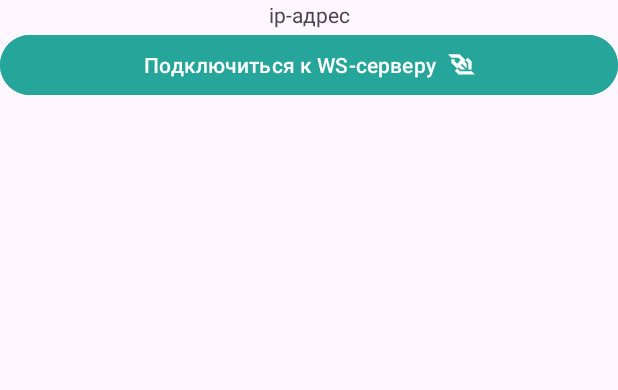
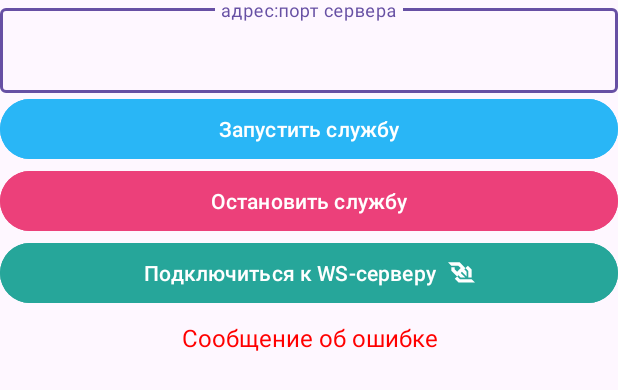
Before and after one commit to aakumykov/selected_text_web_search, an Android app: the layout activity_server.xml on its own in the app's theme, with its tools: preview values and no code run, on a phone screen of 412 x 824 dp. Shown: the top 390 px of the screen. Run offline under Robolectric (Android 15) with nearby library versions, the phone set to English and light mode, and no system bars.

Commit message:
Служба получает ip и порт через Intent, пользователь может менять их в интерфейсе.

```diff
--- a/ktor_server/src/main/res/layout/activity_server.xml
+++ b/ktor_server/src/main/res/layout/activity_server.xml
@@ -8,28 +8,33 @@
     android:orientation="vertical"
     tools:context=".ServerActivity" >
 
-    <TextView
-        android:id="@+id/ipAddressView"
+    <com.google.android.material.textfield.TextInputLayout
         android:layout_width="match_parent"
-        android:layout_height="wrap_content"
-        android:textAlignment="center"
-        android:text="ip-адрес" />
+        android:layout_height="wrap_content">
+
+        <com.google.android.material.textfield.TextInputEditText
+            android:id="@+id/serverAddressInput"
+            android:layout_width="match_parent"
+            android:layout_height="wrap_content"
+            android:gravity="center_horizontal"
+            android:hint="адрес:порт сервера" />
+
+    </com.google.android.material.textfield.TextInputLayout>
+
 
     <Button
         android:id="@+id/startServiceButton"
         android:layout_width="match_parent"
         android:layout_height="wrap_content"
         android:backgroundTint="#29B6F6"
-        android:text="Запустить службу"
-        android:visibility="gone" />
+        android:text="Запустить службу" />
 
     <Button
         android:id="@+id/stopServiceButton"
         android:layout_width="match_parent"
         android:layout_height="wrap_content"
         android:backgroundTint="#EC407A"
-        android:text="Остановить службу"
-        android:visibility="gone" />
+        android:text="Остановить службу" />
 
     <Button
         android:id="@+id/connectToWebsocketServerButton"
@@ -40,4 +45,16 @@
         app:icon="@drawable/ic_websocket"
         app:iconGravity="textEnd"/>
 
+    <TextView
+        android:id="@+id/errorView"
+        android:layout_width="match_parent"
+        android:layout_height="wrap_content"
+        tools:text="Сообщение об ошибке"
+        android:textAlignment="center"
+        android:padding="8dp"
+        android:textSize="16sp"
+        android:textColor="#f00"
+        android:visibility="gone"
+        tools:visibility="visible"/>
+
 </LinearLayout>
```
Also changed, not shown: ktor_server/src/main/java/com/github/aakumykov/ktor_server/KtorService.kt (+24 -5 lines), ktor_server/src/main/java/com/github/aakumykov/ktor_server/ServerActivity.kt (+58 -7 lines).
